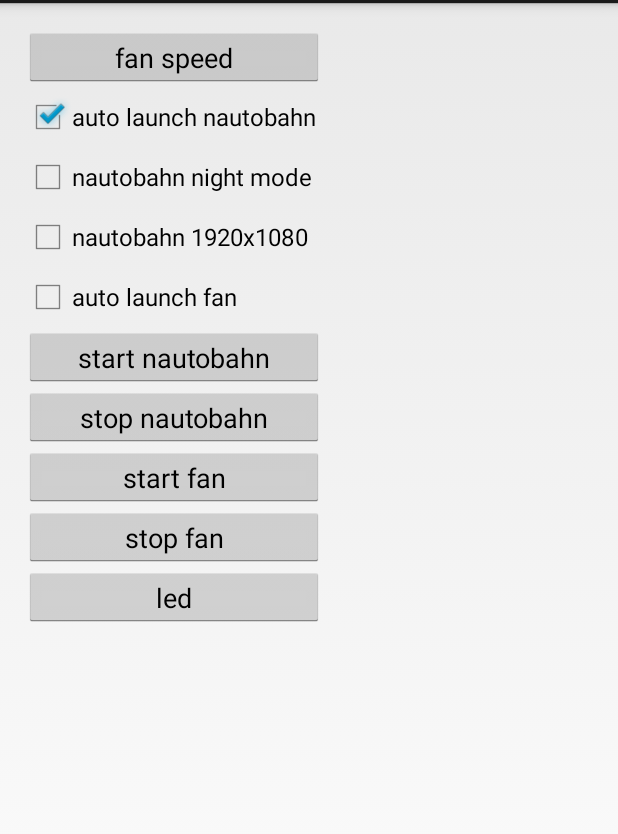
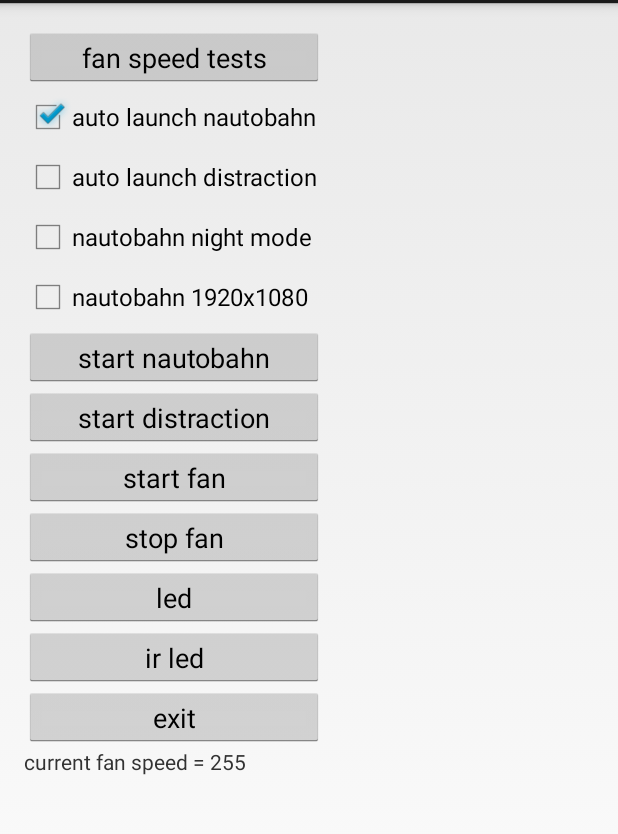
Before and after one commit to jsvirzi/RocketLauncher, an Android app: the screen it shows after launch (MainActivity), after a tap on "auto launch nautobahn", on a phone screen of 412 x 824 dp, the part 69-903 px from its top. Run offline under Robolectric (Android 15) with nearby library versions, the phone set to English and light mode, and no system bars; libraries missing offline, so code that uses them is left out: com.nauto.apis; 4 statements that could not run were skipped; 1 other tap on this screen came first.

Commit message:
adding nautobahn distraction as a launchable activity

```diff
--- a/app/src/main/java/com/mam/lambo/rocketlauncher/MainActivity.java
+++ b/app/src/main/java/com/mam/lambo/rocketlauncher/MainActivity.java
@@ -28,21 +28,24 @@ public class MainActivity extends Activity implements MediaPlayer.OnCompletionLi
 
     private static final String TAG = "RocketLauncher";
     private CheckBox checkBoxAutoLaunchNautobahn;
+    private CheckBox checkBoxAutoLaunchDistraction;
     private CheckBox checkBoxNightModeNautobahn;
     private CheckBox checkBoxHdModeNautobahn;
     private Button buttonExit;
     private Button buttonStartNautobahn;
-    private Button buttonStopNautobahn;
+    private Button buttonStartDistraction;
     private Button buttonStartFan;
     private Button buttonStopFan;
     private Button buttonLed;
+    private Button buttonIrLed;
     private File nautobahnFile;
     private Context context;
     private boolean automaticBoot;
     private TextView textViewStatus;
     private int fanSpeed = 255;
     private Button buttonFanSpeed;
-    MediaPlayer mediaPlayer;
+    private static final int ActivityDogfood = 0;
+    private static final int ActivityDistraction = 1;
 
     /* these need to be in lock-step with *soundIndex* */
     private final String[] sounds = new String[] {
@@ -56,9 +59,11 @@ public class MainActivity extends Activity implements MediaPlayer.OnCompletionLi
         int resolution; /* 720 = 1280x720, 1080 = 1920x1080 */
         int nightMode; /* 0 = normal mode, 1 = night mode */
         int autoLaunch; /* 0 = no autolaunch, 1 = autolaunch */
+        int activity; /* 0 = dogfood, 1 = distraction */
         static final String resolutionString = "resolution";
         static final String nightModeString = "night";
         static final String autoLaunchString = "autolaunch";
+        static final String activityString = "activity";
 
         NautobahnConfigurationParameters() {
             resolution = 0;
@@ -76,13 +81,32 @@ public class MainActivity extends Activity implements MediaPlayer.OnCompletionLi
         R.raw.sound3
     };
 
+    public void startNautobahnDistraction() {
+        Intent intent = new Intent();
+        intent.setAction("com.nauto.Distraction.action.launch");
+        writeNautobahnConfigurationFile(nautobahnFile, nautobahnConfigurationParameters);
+        intent.putExtra(nautobahnConfigurationParameters.resolutionString, nautobahnConfigurationParameters.resolution);
+        intent.putExtra(nautobahnConfigurationParameters.nightModeString, nautobahnConfigurationParameters.nightMode);
+        intent.putExtra(nautobahnConfigurationParameters.activityString, nautobahnConfigurationParameters.activity);
+        intent.putExtra(nautobahnConfigurationParameters.autoLaunchString, nautobahnConfigurationParameters.autoLaunch);
+        startActivity(intent);
+    }
+
     public void startNautobahn() {
         Intent intent = new Intent();
         intent.setAction("com.nauto.DogFood.action.launch");
         writeNautobahnConfigurationFile(nautobahnFile, nautobahnConfigurationParameters);
         intent.putExtra(nautobahnConfigurationParameters.resolutionString, nautobahnConfigurationParameters.resolution);
         intent.putExtra(nautobahnConfigurationParameters.nightModeString, nautobahnConfigurationParameters.nightMode);
+        intent.putExtra(nautobahnConfigurationParameters.activityString, nautobahnConfigurationParameters.activity);
+        intent.putExtra(nautobahnConfigurationParameters.autoLaunchString, nautobahnConfigurationParameters.autoLaunch);
         startActivity(intent);
+//        RocketLauncher rocketLauncher = RocketLauncher.getInstance();
+//        if (nautobahnConfigurationParameters.nightMode == 0) {
+//            rocketLauncher.setIRLed(false);
+//        } else {
+//            rocketLauncher.setIRLed(true);
+//        }
     }
 
     public void stopNautobahn() {
@@ -100,6 +124,8 @@ public class MainActivity extends Activity implements MediaPlayer.OnCompletionLi
         line = String.format("%s,%d\n", nautobahnConfigurationParameters.nightModeString, nautobahnConfigurationParameters.nightMode);
         Utils.writeLine(writer, line);
         line = String.format("%s,%d\n", nautobahnConfigurationParameters.autoLaunchString, nautobahnConfigurationParameters.autoLaunch);
+        Utils.writeLine(writer, line);
+        line = String.format("%s,%d\n", nautobahnConfigurationParameters.activityString, nautobahnConfigurationParameters.activity);
         Utils.writeLine(writer, line);
         Utils.closeStream(writer);
     }
@@ -120,6 +146,8 @@ public class MainActivity extends Activity implements MediaPlayer.OnCompletionLi
                     parameters.resolution = Utils.atoi(strings[1], 0);
                 } else if (strings[0].equals(parameters.autoLaunchString)) {
                     parameters.autoLaunch = Utils.atoi(strings[1], 0);
+                } else if (strings[0].equals(parameters.activityString)) {
+                    parameters.activity = Utils.atoi(strings[1], 0);
                 }
             }
         } catch (FileNotFoundException ex) {
@@ -142,7 +170,7 @@ public class MainActivity extends Activity implements MediaPlayer.OnCompletionLi
         super.onStart();
         if (automaticBoot && autoLaunchingNautobahn()) {
             Uri notification = RingtoneManager.getDefaultUri(RingtoneManager.TYPE_NOTIFICATION);
-            mediaPlayer = MediaPlayer.create(context, notification);
+            MediaPlayer mediaPlayer = MediaPlayer.create(context, notification);
             mediaPlayer.setOnCompletionListener(this);
             mediaPlayer.start();
             startNautobahn();
@@ -217,6 +245,23 @@ public class MainActivity extends Activity implements MediaPlayer.OnCompletionLi
             }
         });
 
+        buttonIrLed = (Button) findViewById(R.id.irLed);
+        buttonIrLed.setTag(1);
+        buttonIrLed.setOnClickListener(new View.OnClickListener() {
+            @Override
+            public void onClick(View view) {
+                int maxLed = 200;
+                int action = (int) buttonIrLed.getTag();
+                if (action == 1) {
+                    rocketLauncher.setIRLed(true);
+                    buttonIrLed.setTag(0);
+                } else {
+                    rocketLauncher.setIRLed(false);
+                    buttonIrLed.setTag(1);
+                }
+            }
+        });
+
         buttonStartNautobahn = (Button) findViewById(R.id.startNautobahn);
         buttonStartNautobahn.setOnClickListener(new View.OnClickListener() {
             @Override
@@ -225,11 +270,11 @@ public class MainActivity extends Activity implements MediaPlayer.OnCompletionLi
             }
         });
 
-        buttonStopNautobahn = (Button) findViewById(R.id.stopNautobahn);
-        buttonStopNautobahn.setOnClickListener(new View.OnClickListener() {
+        buttonStartDistraction = (Button) findViewById(R.id.startDistraction);
+        buttonStartDistraction.setOnClickListener(new View.OnClickListener() {
             @Override
             public void onClick(View view) {
-                stopNautobahn();
+                startNautobahnDistraction();
             }
         });
 
@@ -268,11 +313,22 @@ public class MainActivity extends Activity implements MediaPlayer.OnCompletionLi
         });
 
         checkBoxAutoLaunchNautobahn = (CheckBox) findViewById(R.id.autoLaunchNautobahn);
-        checkBoxAutoLaunchNautobahn.setChecked(nautobahnConfigurationParameters.autoLaunch == 1);
+        checkBoxAutoLaunchNautobahn.setChecked((nautobahnConfigurationParameters.activity == ActivityDogfood) && (nautobahnConfigurationParameters.autoLaunch == 1));
         checkBoxAutoLaunchNautobahn.setOnClickListener(new View.OnClickListener() {
             @Override
             public void onClick(View view) {
+                nautobahnConfigurationParameters.activity = ActivityDogfood;
                 nautobahnConfigurationParameters.autoLaunch = checkBoxAutoLaunchNautobahn.isChecked() ? 1 : 0;
+            }
+        });
+
+        checkBoxAutoLaunchDistraction = (CheckBox) findViewById(R.id.autoLaunchDistraction);
+        checkBoxAutoLaunchDistraction.setChecked((nautobahnConfigurationParameters.activity == ActivityDistraction) && (nautobahnConfigurationParameters.autoLaunch == 1));
+        checkBoxAutoLaunchNautobahn.setOnClickListener(new View.OnClickListener() {
+            @Override
+            public void onClick(View view) {
+                nautobahnConfigurationParameters.activity = ActivityDistraction;
+                nautobahnConfigurationParameters.autoLaunch = checkBoxAutoLaunchDistraction.isChecked() ? 1 : 0;
             }
         });
 
--- a/app/src/main/res/layout/activity_main.xml
+++ b/app/src/main/res/layout/activity_main.xml
@@ -13,13 +13,13 @@
 
     <LinearLayout
         android:layout_width="250sp"
-        android:layout_height="400sp"
+        android:layout_height="500sp"
         android:orientation="vertical">
 
         <Button
             android:layout_width="200sp"
             android:layout_height="40sp"
-            android:text="fan speed"
+            android:text="fan speed tests"
             android:id="@+id/fanSpeed"
             />
 
@@ -28,6 +28,13 @@
             android:layout_height="40sp"
             android:text="auto launch nautobahn"
             android:id="@+id/autoLaunchNautobahn"
+            />
+
+        <CheckBox
+            android:layout_width="200sp"
+            android:layout_height="40sp"
+            android:text="auto launch distraction"
+            android:id="@+id/autoLaunchDistraction"
             />
 
         <CheckBox
@@ -44,13 +51,6 @@
             android:id="@+id/hdModeNautobahn"
             />
 
-        <CheckBox
-            android:layout_width="200sp"
-            android:layout_height="40sp"
-            android:text="auto launch fan"
-            android:id="@+id/autoLaunchFan"
-            />
-
         <Button
             android:layout_width="200sp"
             android:layout_height="40sp"
@@ -61,8 +61,8 @@
         <Button
             android:layout_width="200sp"
             android:layout_height="40sp"
-            android:text="stop nautobahn"
-            android:id="@+id/stopNautobahn"
+            android:text="start distraction"
+            android:id="@+id/startDistraction"
             />
 
         <Button
@@ -89,6 +89,13 @@
         <Button
             android:layout_width="200sp"
             android:layout_height="40sp"
+            android:text="ir led"
+            android:id="@+id/irLed"
+            />
+
+        <Button
+            android:layout_width="200sp"
+            android:layout_height="40sp"
             android:text="exit"
             android:id="@+id/exit"
             />
```
Also changed, not shown: app/src/main/java/com/mam/lambo/rocketlauncher/StartMyActivityAtBootReceiver.java (+0 -12 lines).
